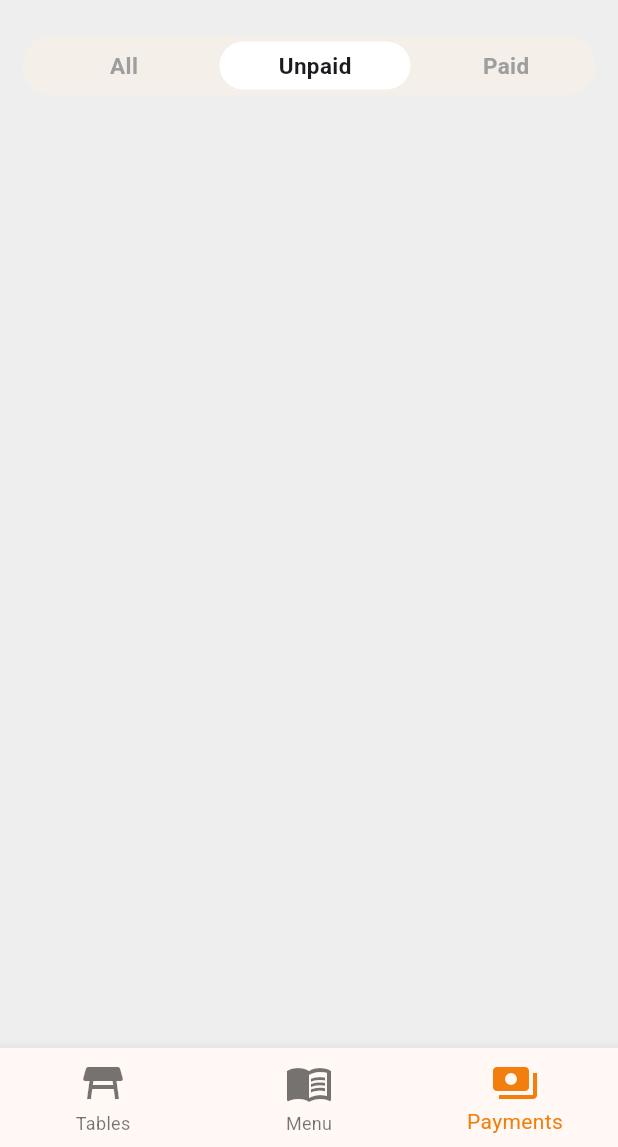
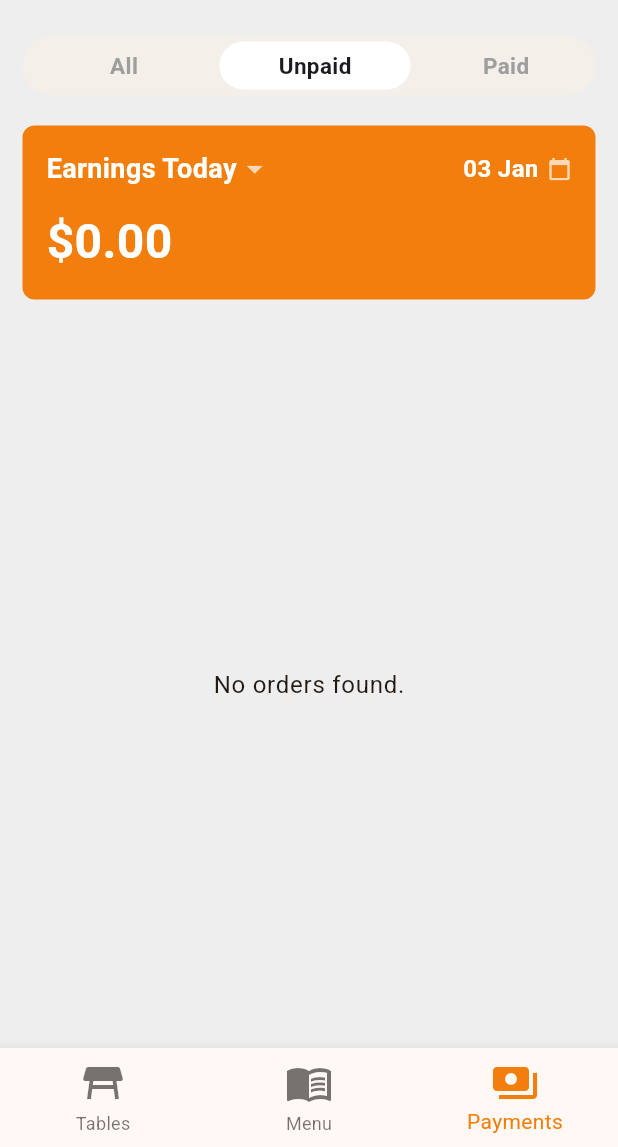
Before and after one commit to vathanakphy/orderplus, a Flutter app: the screen it shows after launch, item 3 of the bottom bar chosen, on a phone screen of 412 x 824 dp, the part 89-1236 px from its top. Run offline on Flutter 3.47's test engine with Material 3 defaults, Android fonts, the phone set to English and light mode, and no system bars; our stand-ins replace flutter_slidable, image_picker, month_picker_dialog, shared_preferences, sqflite; accounts and stored records are empty.

Commit message:
add earning card to payment screen

```diff
--- a/lib/domain/service/order_service.dart
+++ b/lib/domain/service/order_service.dart
@@ -24,6 +24,50 @@ class OrderService {
       existingItem.quantity = 1;
       cart.add(existingItem);
     }
+  }
+
+  double getTotalEarningsByDate(DateTime date) {
+    final ordersByDate = _repository.orders.where((order) {
+      final orderDate = order.createdAt;
+      return orderDate.year == date.year &&
+          orderDate.month == date.month &&
+          orderDate.day == date.day &&
+          order.paymentStatus == PaymentStatus.paid;
+    });
+
+    double total = 0.0;
+    for (var order in ordersByDate) {
+      total += order.totalAmount;
+    }
+    return total;
+  }
+
+  double getTotalEarningsByMonth(DateTime date) {
+    final ordersByMonth = _repository.orders.where((order) {
+      final orderDate = order.createdAt;
+      return orderDate.year == date.year &&
+          orderDate.month == date.month &&
+          order.paymentStatus == PaymentStatus.paid;
+    });
+
+    double total = 0.0;
+    for (var order in ordersByMonth) {
+      total += order.totalAmount;
+    }
+    return total;
+  }
+  double getTotalEarningsByYear(DateTime date) {
+    final ordersByYear = _repository.orders.where((order) {
+      final orderDate = order.createdAt;
+      return orderDate.year == date.year &&
+          order.paymentStatus == PaymentStatus.paid;
+    });
+
+    double total = 0.0;
+    for (var order in ordersByYear) {
+      total += order.totalAmount;
+    }
+    return total;
   }
 
   int getQuantity(int tableId, Product product) {
--- a/lib/ui/screen/payment_screen.dart
+++ b/lib/ui/screen/payment_screen.dart
@@ -3,6 +3,7 @@ import 'package:flutter_slidable/flutter_slidable.dart';
 import 'package:orderplus/domain/model/order.dart';
 import 'package:orderplus/domain/model/enum.dart';
 import 'package:orderplus/domain/service/order_service.dart';
+import 'package:orderplus/ui/widget/cards/earning_card.dart';
 import 'package:orderplus/ui/widget/cards/flexible_image.dart';
 import 'package:orderplus/ui/widget/inputs/delete_alert.dart';
 import 'package:orderplus/ui/widget/inputs/search_app_bar.dart';
@@ -58,6 +59,7 @@ class _PaymentScreenState extends State<PaymentScreen> {
       idQuery: _searchQuery,
       isASC: false,
     );
+
     return Column(
       children: [
         Padding(
@@ -99,11 +101,22 @@ class _PaymentScreenState extends State<PaymentScreen> {
                   });
                 },
               ),
+              EarningsCard(
+                orderService: widget.orderService,
+              ),
             ],
           ),
         ),
+
         Expanded(
-          child: ListView.builder(
+          child: (orders.isEmpty)
+              ? Center(
+                  child: Text(
+                    "No orders found.",
+                    style: Theme.of(context).textTheme.bodyLarge,
+                  ),
+                )
+              : ListView.builder(
                   padding: const EdgeInsets.symmetric(horizontal: 20),
                   itemCount: orders.length,
                   itemBuilder: (context, index) {
@@ -133,7 +146,9 @@ class _PaymentScreenState extends State<PaymentScreen> {
                                     setState(() {
                                       order.cancel();
                                     });
-                              await widget.orderService.cancelOrder(order);
+                                    await widget.orderService.cancelOrder(
+                                      order,
+                                    );
                                   }
                                 } else {
                                   ScaffoldMessenger.of(context).showSnackBar(
--- /dev/null
+++ b/lib/ui/widget/cards/earning_card.dart
@@ -0,0 +1,206 @@
+import 'package:flutter/material.dart';
+import 'package:intl/intl.dart';
+import 'package:month_picker_dialog/month_picker_dialog.dart';
+import 'package:orderplus/domain/service/order_service.dart';
+
+enum EarningsMode { day, month, year }
+
+class EarningsCard extends StatefulWidget {
+  final OrderService orderService;
+
+  const EarningsCard({super.key, required this.orderService});
+
+  @override
+  State<EarningsCard> createState() => _EarningsCardState();
+}
+
+class _EarningsCardState extends State<EarningsCard> {
+  EarningsMode _mode = EarningsMode.day;
+  DateTime _selectedDate = DateTime.now();
+
+  String get title {
+    switch (_mode) {
+      case EarningsMode.day:
+        return "Earnings Today";
+      case EarningsMode.month:
+        return "Earnings This Month";
+      case EarningsMode.year:
+        return "Earnings This Year";
+    }
+  }
+
+  String get dateText {
+    switch (_mode) {
+      case EarningsMode.day:
+        return DateFormat('dd MMM').format(_selectedDate);
+      case EarningsMode.month:
+        return DateFormat('MMM yyyy').format(_selectedDate);
+      case EarningsMode.year:
+        return DateFormat('yyyy').format(_selectedDate);
+    }
+  }
+
+  double get amount {
+    switch (_mode) {
+      case EarningsMode.day:
+        return widget.orderService.getTotalEarningsByDate(_selectedDate);
+      case EarningsMode.month:
+        return widget.orderService.getTotalEarningsByMonth(_selectedDate);
+      case EarningsMode.year:
+        return widget.orderService.getTotalEarningsByYear(_selectedDate);
+    }
+  }
+
+  Future<void> _pickDate(BuildContext context) async {
+    if (_mode == EarningsMode.day) {
+      final picked = await showDatePicker(
+        context: context,
+        initialDate: _selectedDate,
+        firstDate: DateTime(2020),
+        lastDate: DateTime.now(),
+      );
+      if (picked != null) {
+        setState(() => _selectedDate = picked);
+      }
+    } else if (_mode == EarningsMode.month) {
+      final picked = await showMonthPicker(
+        context: context,
+        initialDate: _selectedDate,
+        firstDate: DateTime(2020),
+        lastDate: DateTime.now(),
+      );
+      if (picked != null) {
+        setState(() {
+          _selectedDate = DateTime(picked.year, picked.month, 1);
+        });
+      }
+    } else {
+      final picked = await showYearPicker(
+        context: context,
+        initialDate: _selectedDate,
+        firstDate: DateTime(2020),
+        lastDate: DateTime.now(),
+      );
+      if (picked != null) {
+        setState(() {
+          _selectedDate = DateTime(picked);
+        });
+      }
+    }
+  }
+
+  void _changeMode(EarningsMode mode) {
+    setState(() {
+      _mode = mode;
+      _selectedDate = DateTime.now();
+    });
+  }
+
+  Widget _modeTile(BuildContext context, EarningsMode mode, String label) {
+    return ListTile(
+      title: Text(label),
+      trailing: _mode == mode
+          ? const Icon(Icons.check, color: Colors.green)
+          : null,
+      onTap: () {
+        Navigator.pop(context);
+        _changeMode(mode);
+      },
+    );
+  }
+
+  void _showModeMenu(BuildContext context) {
+    showDialog(
+      context: context,
+      builder: (_) {
+        return AlertDialog(
+          title: const Text("Select Earnings Mode"),
+          shape: RoundedRectangleBorder(
+            borderRadius: BorderRadius.circular(12),
+          ),
+          content: Column(
+            mainAxisSize: MainAxisSize.min,
+            children: [
+              _modeTile(context, EarningsMode.day, "Daily Earnings"),
+              _modeTile(context, EarningsMode.month, "Monthly Earnings"),
+              _modeTile(context, EarningsMode.year, "Yearly Earnings"),
+            ],
+          ),
+        );
+      },
+    );
+  }
+
+  @override
+  Widget build(BuildContext context) {
+    return Container(
+      margin: const EdgeInsets.only(top: 20),
+      padding: const EdgeInsets.all(16),
+      decoration: BoxDecoration(
+        color: Theme.of(context).colorScheme.primary,
+        borderRadius: BorderRadius.circular(8),
+      ),
+      child: Column(
+        crossAxisAlignment: CrossAxisAlignment.start,
+        children: [
+          Row(
+            mainAxisAlignment: MainAxisAlignment.spaceBetween,
+            children: [
+              // MODE
+              GestureDetector(
+                onTap: () => _showModeMenu(context),
+                child: Row(
+                  children: [
+                    Text(
+                      title,
+                      style: const TextStyle(
+                        fontSize: 18,
+                        fontWeight: FontWeight.bold,
+                        color: Colors.white,
+                      ),
+                    ),
+                    const Icon(Icons.arrow_drop_down, color: Colors.white70),
+                  ],
+                ),
+              ),
+
+              // DATE
+              GestureDetector(
+                onTap: () => _pickDate(context),
+                child: Row(
+                  children: [
+                    Text(
+                      dateText,
+                      style: const TextStyle(
+                        fontSize: 16,
+                        fontWeight: FontWeight.bold,
+                        color: Colors.white,
+                      ),
+                    ),
+                    const SizedBox(width: 6),
+                    const Icon(
+                      Icons.calendar_today,
+                      size: 16,
+                      color: Colors.white70,
+                    ),
+                  ],
+                ),
+              ),
+            ],
+          ),
+
+          const SizedBox(height: 12),
+
+          Text(
+            "\$${amount.toStringAsFixed(2)}",
+            style: const TextStyle(
+              fontSize: 32,
+              fontWeight: FontWeight.bold,
+              color: Colors.white,
+            ),
+          ),
+        ],
+      ),
+    );
+  }
+}
--- a/pubspec.yaml
+++ b/pubspec.yaml
@@ -37,6 +37,8 @@ dependencies:
   path: ^1.9.1
   shared_preferences: ^2.1.1
   flutter_slidable: ^3.0.0
+  intl: ^0.19.0
+  month_picker_dialog : ^6.7.0
 dev_dependencies:
   flutter_test:
     sdk: flutter
```
Also changed, not shown: pubspec.lock. Lines whose indentation alone changed are shown as unchanged.
